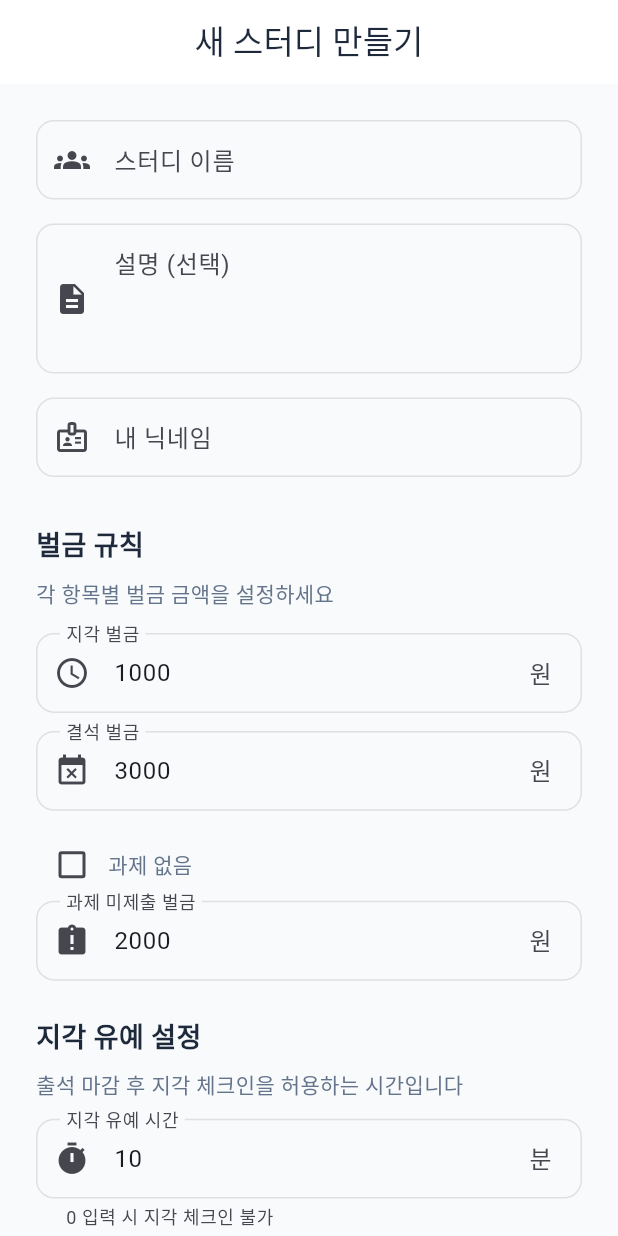
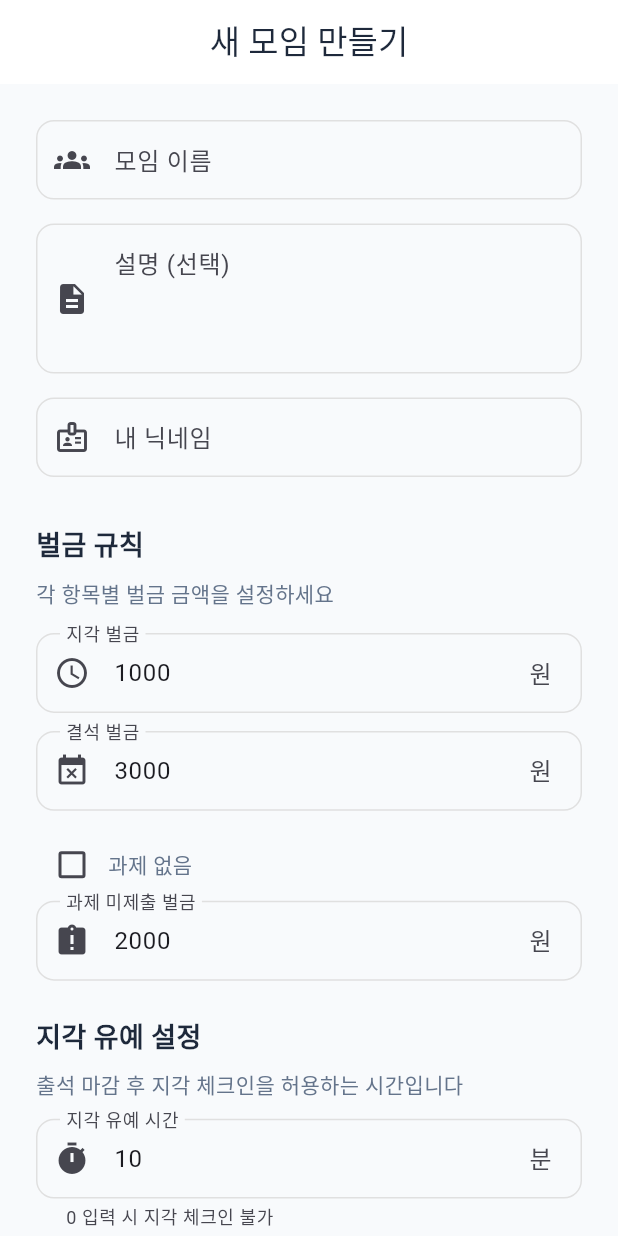
Before and after one commit to StandardJun/Moiza, a Flutter app: the CreateStudyScreen screen opened by its route, on a phone screen of 412 x 824 dp. Run offline on Flutter 3.47's test engine with Material 3 defaults, Android fonts, the phone set to English and light mode, and no system bars; our stand-ins replace cloud_firestore, firebase_auth, firebase_core, go_router, google_mobile_ads; accounts and stored records are empty; network calls fail; statements that could not run were skipped.

Commit message:
Fix build error and rebrand from 스터디 to 모임
- Fix Dart syntax error: move final declarations out of spread operators
- Change all user-facing text from '스터디' to '모임' for broader app appeal
- Update app descriptions in manifest, index.html, pubspec.yaml
- Update error messages in study_service.dart

Co-Authored-By: Claude Opus 4.5 <noreply@anthropic.com>

```diff
--- a/lib/config/constants.dart
+++ b/lib/config/constants.dart
@@ -1,6 +1,6 @@
 class AppConstants {
   // App Info
-  static const String appName = '스터디 벌금';
+  static const String appName = '모이자';
   static const String appVersion = '1.0.0';
 
   // AdMob IDs (Test IDs - 배포 시 실제 ID로 교체 필요)
--- a/lib/screens/auth/login_screen.dart
+++ b/lib/screens/auth/login_screen.dart
@@ -82,7 +82,7 @@ class _LoginScreenState extends State<LoginScreen> {
                       ),
                       const SizedBox(height: 8),
                       const Text(
-                        '스터디 출석 체크와 벌금 관리를 한 번에',
+                        '모임 출석 체크와 벌금 관리를 한 번에',
                         textAlign: TextAlign.center,
                         style: TextStyle(
                           fontSize: 14,
--- a/lib/screens/home/home_screen.dart
+++ b/lib/screens/home/home_screen.dart
@@ -33,7 +33,7 @@ class _HomeScreenState extends State<HomeScreen> {
   Widget build(BuildContext context) {
     return Scaffold(
       appBar: AppBar(
-        title: const Text('내 스터디'),
+        title: const Text('내 모임'),
         actions: [
           IconButton(
             icon: const Icon(Icons.logout),
@@ -103,7 +103,7 @@ class _HomeScreenState extends State<HomeScreen> {
           ),
           const SizedBox(height: 16),
           Text(
-            '참여 중인 스터디가 없습니다',
+            '참여 중인 모임이 없습니다',
             style: TextStyle(
               fontSize: 16,
               color: Colors.grey.shade600,
@@ -111,7 +111,7 @@ class _HomeScreenState extends State<HomeScreen> {
           ),
           const SizedBox(height: 8),
           Text(
-            '새 스터디를 만들거나 초대 코드로 참여하세요',
+            '새 모임을 만들거나 초대 코드로 참여하세요',
             style: TextStyle(
               fontSize: 14,
               color: Colors.grey.shade500,
--- a/lib/screens/study/create_study_screen.dart
+++ b/lib/screens/study/create_study_screen.dart
@@ -79,7 +79,7 @@ class _CreateStudyScreenState extends State<CreateStudyScreen> {
       context: context,
       barrierDismissible: false,
       builder: (context) => AlertDialog(
-        title: const Text('스터디 생성 완료!'),
+        title: const Text('모임 생성 완료!'),
         content: Column(
           mainAxisSize: MainAxisSize.min,
           children: [
@@ -135,7 +135,7 @@ class _CreateStudyScreenState extends State<CreateStudyScreen> {
   Widget build(BuildContext context) {
     return Scaffold(
       appBar: AppBar(
-        title: const Text('새 스터디 만들기'),
+        title: const Text('새 모임 만들기'),
       ),
       body: Consumer<StudyProvider>(
         builder: (context, studyProvider, child) {
@@ -152,13 +152,13 @@ class _CreateStudyScreenState extends State<CreateStudyScreen> {
                     TextFormField(
                       controller: _nameController,
                       decoration: const InputDecoration(
-                        labelText: '스터디 이름',
+                        labelText: '모임 이름',
                         hintText: '예: 알고리즘 스터디',
                         prefixIcon: Icon(Icons.groups),
                       ),
                       validator: (value) {
                         if (value == null || value.isEmpty) {
-                          return '스터디 이름을 입력해주세요';
+                          return '모임 이름을 입력해주세요';
                         }
                         return null;
                       },
@@ -171,7 +171,7 @@ class _CreateStudyScreenState extends State<CreateStudyScreen> {
                       maxLines: 3,
                       decoration: const InputDecoration(
                         labelText: '설명 (선택)',
-                        hintText: '스터디에 대한 간단한 설명',
+                        hintText: '모임에 대한 간단한 설명',
                         prefixIcon: Icon(Icons.description),
                         alignLabelWithHint: true,
                       ),
@@ -183,7 +183,7 @@ class _CreateStudyScreenState extends State<CreateStudyScreen> {
                       controller: _nicknameController,
                       decoration: const InputDecoration(
                         labelText: '내 닉네임',
-                        hintText: '이 스터디에서 사용할 닉네임',
+                        hintText: '이 모임에서 사용할 닉네임',
                         prefixIcon: Icon(Icons.badge_outlined),
                       ),
                       validator: (value) {
@@ -290,7 +290,7 @@ class _CreateStudyScreenState extends State<CreateStudyScreen> {
                     ElevatedButton(
                       onPressed: _handleCreate,
                       child: const Text(
-                        '스터디 생성',
+                        '모임 생성',
                         style: TextStyle(
                           fontSize: 16,
                           fontWeight: FontWeight.bold,
--- a/lib/screens/study/join_study_screen.dart
+++ b/lib/screens/study/join_study_screen.dart
@@ -42,7 +42,7 @@ class _JoinStudyScreenState extends State<JoinStudyScreen> {
     if (success && mounted) {
       ScaffoldMessenger.of(context).showSnackBar(
         const SnackBar(
-          content: Text('스터디에 참여했습니다!'),
+          content: Text('모임에 참여했습니다!'),
           backgroundColor: AppTheme.successColor,
         ),
       );
@@ -62,7 +62,7 @@ class _JoinStudyScreenState extends State<JoinStudyScreen> {
   Widget build(BuildContext context) {
     return Scaffold(
       appBar: AppBar(
-        title: const Text('스터디 참여'),
+        title: const Text('모임 참여'),
       ),
       body: Consumer<StudyProvider>(
         builder: (context, studyProvider, child) {
@@ -93,7 +93,7 @@ class _JoinStudyScreenState extends State<JoinStudyScreen> {
                     ),
                     const SizedBox(height: 8),
                     const Text(
-                      '스터디 관리자에게 받은 초대 코드를 입력하세요',
+                      '모임 관리자에게 받은 초대 코드를 입력하세요',
                       textAlign: TextAlign.center,
                       style: TextStyle(
                         fontSize: 14,
@@ -133,7 +133,7 @@ class _JoinStudyScreenState extends State<JoinStudyScreen> {
                       textAlign: TextAlign.center,
                       decoration: const InputDecoration(
                         labelText: '닉네임',
-                        hintText: '스터디에서 사용할 닉네임',
+                        hintText: '모임에서 사용할 닉네임',
                         prefixIcon: Icon(Icons.badge_outlined),
                       ),
                       validator: (value) {
--- a/lib/screens/study/study_detail_screen.dart
+++ b/lib/screens/study/study_detail_screen.dart
@@ -46,7 +46,7 @@ class _StudyDetailScreenState extends State<StudyDetailScreen> {
       appBar: AppBar(
         title: Consumer<StudyProvider>(
           builder: (context, provider, _) {
-            return Text(provider.selectedStudyGroup?.name ?? '스터디');
+            return Text(provider.selectedStudyGroup?.name ?? '모임');
           },
         ),
         actions: [
@@ -372,7 +372,7 @@ class _StudyDetailScreenState extends State<StudyDetailScreen> {
           controller: controller,
           decoration: const InputDecoration(
             labelText: '닉네임',
-            hintText: '스터디에서 사용할 닉네임',
+            hintText: '모임에서 사용할 닉네임',
           ),
           autofocus: true,
         ),
@@ -422,8 +422,8 @@ class _StudyDetailScreenState extends State<StudyDetailScreen> {
     showDialog(
       context: context,
       builder: (context) => AlertDialog(
-        title: const Text('스터디 나가기'),
-        content: const Text('정말 이 스터디를 나가시겠습니까?'),
+        title: const Text('모임 나가기'),
+        content: const Text('정말 이 모임을 나가시겠습니까?'),
         actions: [
           TextButton(
             onPressed: () => Navigator.pop(context),
--- a/lib/services/study_service.dart
+++ b/lib/services/study_service.dart
@@ -65,7 +65,7 @@ class StudyService {
     final studyGroup = StudyGroupModel.fromFirestore(doc);
 
     if (studyGroup.memberIds.contains(userId)) {
-      throw '이미 참여 중인 스터디입니다.';
+      throw '이미 참여 중인 모임입니다.';
     }
 
     // 스터디 그룹에 멤버 및 닉네임 추가
@@ -259,7 +259,7 @@ class StudyService {
         .doc(studyGroupId)
         .get();
 
-    if (!studyDoc.exists) throw '스터디를 찾을 수 없습니다.';
+    if (!studyDoc.exists) throw '모임을 찾을 수 없습니다.';
 
     final study = StudyGroupModel.fromFirestore(studyDoc);
     final lateGracePeriodMinutes = study.penaltyRule.lateGracePeriodMinutes;
@@ -297,7 +297,7 @@ class StudyService {
         .doc(studyGroupId)
         .get();
 
-    if (!doc.exists) throw '스터디를 찾을 수 없습니다.';
+    if (!doc.exists) throw '모임을 찾을 수 없습니다.';
 
     final study = StudyGroupModel.fromFirestore(doc);
     final session = study.activeAttendanceSession;
@@ -321,7 +321,7 @@ class StudyService {
         .doc(studyGroupId)
         .get();
 
-    if (!doc.exists) throw '스터디를 찾을 수 없습니다.';
+    if (!doc.exists) throw '모임을 찾을 수 없습니다.';
 
     final study = StudyGroupModel.fromFirestore(doc);
     final session = study.activeAttendanceSession;
@@ -406,7 +406,7 @@ class StudyService {
         .doc(studyGroupId)
         .get();
 
-    if (!doc.exists) throw '스터디를 찾을 수 없습니다.';
+    if (!doc.exists) throw '모임을 찾을 수 없습니다.';
 
     final data = doc.data() as Map<String, dynamic>;
     final lastSessionData = data['lastFinishedSession'];
@@ -482,7 +482,7 @@ class StudyService {
         .doc(studyGroupId)
         .get();
 
-    if (!doc.exists) throw '스터디를 찾을 수 없습니다.';
+    if (!doc.exists) throw '모임을 찾을 수 없습니다.';
 
     final study = StudyGroupModel.fromFirestore(doc);
     final session = study.activeAttendanceSession;
--- a/pubspec.yaml
+++ b/pubspec.yaml
@@ -1,5 +1,5 @@
 name: moiza
-description: "모이자(Moiza) - 스터디 출석 체크와 벌금 자동 계산 앱"
+description: "모이자(Moiza) - 모임 출석 체크와 벌금 자동 계산 앱"
 publish_to: 'none'
 
 version: 1.0.0+1
```
Also changed, not shown: lib/screens/attendance/attendance_screen.dart (+23 -18 lines), 4 other files.
